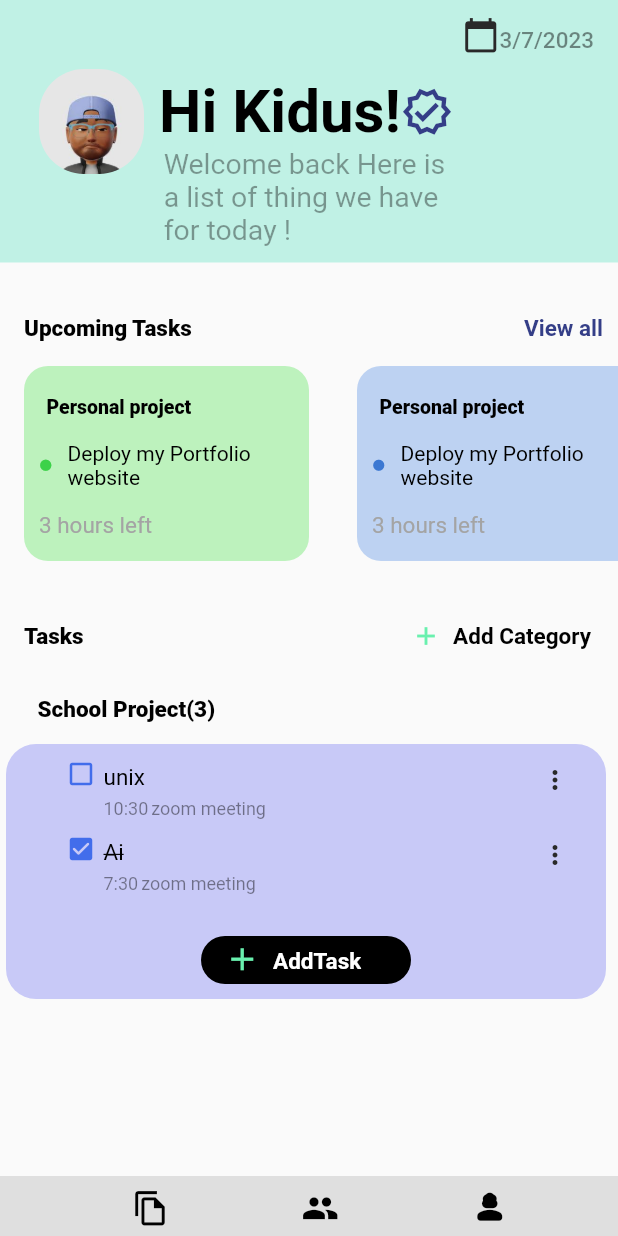
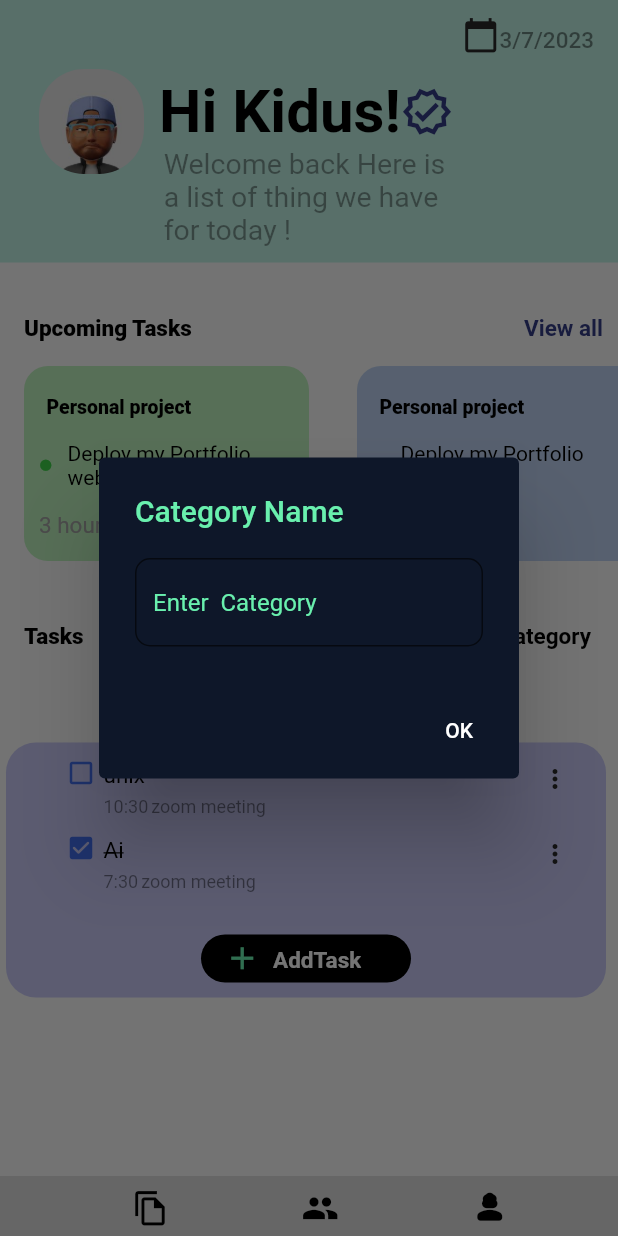
Before and after one commit to hilina-mastewal/Eqid, a Flutter app: the MyHomePage screen opened directly, after a tap on "Add Category", on a phone screen of 412 x 824 dp. Run offline on Flutter 3.47's test engine with Material 2 defaults, Android fonts, the phone set to English and light mode, and no system bars; our stand-ins replace flutter_svg; Roboto replaces fonts that are missing (Futura).

Commit message:
Added new feature in home

```diff
--- /dev/null
+++ b/lib/screens/Home/Footer.dart
@@ -0,0 +1,39 @@
+import 'package:flutter/material.dart';
+
+class Footers extends StatelessWidget {
+  @override
+  Widget build(BuildContext context) {
+    return Container(
+        height: 40,
+        decoration: BoxDecoration(color: Color.fromARGB(255, 223, 223, 223)),
+        child: Row(
+            mainAxisAlignment: MainAxisAlignment.spaceEvenly,
+            crossAxisAlignment: CrossAxisAlignment.center,
+            children: [
+              Padding(
+                padding: EdgeInsets.only(left: 15, top: 3),
+                child: Icon(
+                  Icons.file_copy_outlined,
+                  color: Colors.black,
+                  size: 25,
+                ),
+              ),
+              Padding(
+                padding: EdgeInsets.only(left: 15, top: 3),
+                child: Icon(
+                  Icons.people,
+                  color: Colors.black,
+                  size: 25,
+                ),
+              ),
+              Padding(
+                padding: EdgeInsets.only(left: 15, top: 3),
+                child: Icon(
+                  Icons.person_3_rounded,
+                  color: Colors.black,
+                  size: 25,
+                ),
+              ),
+            ]));
+  }
+}
--- a/lib/screens/Home/home.dart
+++ b/lib/screens/Home/home.dart
@@ -2,6 +2,8 @@ import 'package:flutter/material.dart';
 import 'package:todo_list/screens/Home/tasklist.dart';
 import 'package:todo_list/screens/Home/task.dart';
 import 'package:todo_list/screens/Home/addtask.dart';
+import 'package:todo_list/screens/Home/profiles.dart';
+import 'package:todo_list/screens/Home/Footer.dart';
 import 'package:todo_list/screens/Home/upcomingtasks.dart';
 
 class MyHomePage extends StatefulWidget {
@@ -46,74 +48,6 @@ class _MyHomePageState extends State<MyHomePage> {
   }
 }
 
-class Profile extends StatelessWidget {
-  @override
-  Widget build(BuildContext context) {
-    return Row(
-      mainAxisAlignment: MainAxisAlignment.start,
-      crossAxisAlignment: CrossAxisAlignment.start,
-      children: [
-        Padding(
-          padding: EdgeInsets.all(10),
-          child: Container(
-            height: 70,
-            width: 70,
-            decoration: BoxDecoration(
-                image: const DecorationImage(
-                  image: AssetImage("images/images.jpg"),
-                  fit: BoxFit.cover,
-                ),
-                borderRadius: BorderRadius.circular(30)),
-          ),
-        ),
-        ProfileName()
-      ],
-    );
-  }
-}
-
-class ProfileName extends StatelessWidget {
-  @override
-  Widget build(BuildContext context) {
-    return Column(
-      mainAxisAlignment: MainAxisAlignment.center,
-      children: [
-        Padding(
-            padding: EdgeInsets.only(top: 15),
-            child: Row(mainAxisAlignment: MainAxisAlignment.center, children: [
-              Text(
-                'Hi Kidus!',
-                style: TextStyle(
-                  fontWeight: FontWeight.bold,
-                  fontSize: 40,
-                  fontFamily: 'Futura',
-                  color: Colors.black,
-                ),
-              ),
-              Icon(
-                Icons.verified_outlined,
-                color: Color(0XFF343E87),
-                size: 35,
-              ),
-            ])),
-        Padding(
-            padding: EdgeInsets.only(),
-            child: SizedBox(
-                width: 190,
-                child: Text(
-                  'Welcome back Here is a list of thing we have for today !',
-                  style: TextStyle(
-                      fontSize: 19,
-                      fontWeight: FontWeight.w400,
-                      fontFamily: 'Futura',
-                      color: Colors.black38),
-                  maxLines: 3,
-                ))),
-      ],
-    );
-  }
-}
-
 // ignore: must_be_immutable
 class Date extends StatelessWidget {
   DateTime date = DateTime.now();
@@ -141,7 +75,61 @@ class Date extends StatelessWidget {
   }
 }
 
-class Tasks extends StatelessWidget {
+class Tasks extends StatefulWidget {
+  @override
+  State<Tasks> createState() => _TasksState();
+}
+
+class _TasksState extends State<Tasks> {
+  List<String> nameList = [];
+  String name = '';
+
+  void showNameDialog() {
+    showDialog(
+      context: context,
+      builder: (BuildContext context) {
+        return AlertDialog(
+          backgroundColor: Color.fromARGB(255, 14, 23, 41),
+          title: Text(
+            'Category Name',
+            style: TextStyle(color: Colors.greenAccent),
+          ),
+          content: TextField(
+              onChanged: (value) {
+                setState(() {
+                  name = value;
+                });
+              },
+              style: TextStyle(color: Colors.white),
+              decoration: InputDecoration(
+                  border: OutlineInputBorder(
+                    borderSide: BorderSide(color: Colors.greenAccent),
+                    borderRadius: BorderRadius.circular(10.0),
+                  ),
+                  filled: true,
+                  fillColor: Color.fromARGB(255, 14, 23, 41),
+                  hintText: 'Enter  Category',
+                  hintStyle: TextStyle(color: Colors.greenAccent))),
+          actions: [
+            TextButton(
+              child: Text(
+                'OK',
+                style: TextStyle(color: Colors.white),
+              ),
+              onPressed: () {
+                Category();
+                setState(() {
+                  nameList.add(name);
+                });
+                Navigator.of(context).pop();
+              },
+            ),
+          ],
+        );
+      },
+    );
+  }
+
   @override
   Widget build(BuildContext context) {
     return Row(
@@ -167,6 +155,7 @@ class Tasks extends StatelessWidget {
           Padding(
               padding: EdgeInsets.only(top: 10, right: 10),
               child: TextButton(
+                onPressed: showNameDialog,
                 child: Text(
                   'Add Category',
                   style: TextStyle(
@@ -176,23 +165,10 @@ class Tasks extends StatelessWidget {
                     color: Colors.black,
                   ),
                 ),
-                onPressed: () {},
               ))
         ])
       ],
     );
-  }
-}
-
-class Addcategory extends StatefulWidget {
-  @override
-  State<Addcategory> createState() => _AddcategoryState();
-}
-
-class _AddcategoryState extends State<Addcategory> {
-  @override
-  Widget build(BuildContext context) {
-    return (Container());
   }
 }
 
@@ -203,6 +179,7 @@ class Category extends StatefulWidget {
 
 class _CategoryState extends State<Category> {
   final tasklist = TodoTasks.tasklist();
+  String name = _TasksState().name;
   //final _todocontroller = TextEditingController();
 
   @override
@@ -211,7 +188,7 @@ class _CategoryState extends State<Category> {
       Padding(
           padding: EdgeInsets.only(top: 16, bottom: 10, left: 25),
           child: Text(
-            'School Project(3)',
+            name,
             style: TextStyle(
               fontSize: 15,
               fontFamily: 'Futura',
@@ -267,41 +244,3 @@ class _CategoryState extends State<Category> {
     });
   }
 }
-
-class Footers extends StatelessWidget {
-  @override
-  Widget build(BuildContext context) {
-    return Container(
-        height: 40,
-        decoration: BoxDecoration(color: Color.fromARGB(255, 223, 223, 223)),
-        child: Row(
-            mainAxisAlignment: MainAxisAlignment.spaceEvenly,
-            crossAxisAlignment: CrossAxisAlignment.center,
-            children: [
-              Padding(
-                padding: EdgeInsets.only(left: 15, top: 3),
-                child: Icon(
-                  Icons.file_copy_outlined,
-                  color: Colors.black,
-                  size: 25,
-                ),
-              ),
-              Padding(
-                padding: EdgeInsets.only(left: 15, top: 3),
-                child: Icon(
-                  Icons.people,
-                  color: Colors.black,
-                  size: 25,
-                ),
-              ),
-              Padding(
-                padding: EdgeInsets.only(left: 15, top: 3),
-                child: Icon(
-                  Icons.person_3_rounded,
-                  color: Colors.black,
-                  size: 25,
-                ),
-              ),
-            ]));
-  }
-}
--- /dev/null
+++ b/lib/screens/Home/profiles.dart
@@ -0,0 +1,69 @@
+import 'package:flutter/material.dart';
+
+class Profile extends StatelessWidget {
+  @override
+  Widget build(BuildContext context) {
+    return Row(
+      mainAxisAlignment: MainAxisAlignment.start,
+      crossAxisAlignment: CrossAxisAlignment.start,
+      children: [
+        Padding(
+          padding: EdgeInsets.all(10),
+          child: Container(
+            height: 70,
+            width: 70,
+            decoration: BoxDecoration(
+                image: const DecorationImage(
+                  image: AssetImage("images/images.jpg"),
+                  fit: BoxFit.cover,
+                ),
+                borderRadius: BorderRadius.circular(30)),
+          ),
+        ),
+        ProfileName()
+      ],
+    );
+  }
+}
+
+class ProfileName extends StatelessWidget {
+  @override
+  Widget build(BuildContext context) {
+    return Column(
+      mainAxisAlignment: MainAxisAlignment.center,
+      children: [
+        Padding(
+            padding: EdgeInsets.only(top: 15),
+            child: Row(mainAxisAlignment: MainAxisAlignment.center, children: [
+              Text(
+                'Hi Kidus!',
+                style: TextStyle(
+                  fontWeight: FontWeight.bold,
+                  fontSize: 40,
+                  fontFamily: 'Futura',
+                  color: Colors.black,
+                ),
+              ),
+              Icon(
+                Icons.verified_outlined,
+                color: Color(0XFF343E87),
+                size: 35,
+              ),
+            ])),
+        Padding(
+            padding: EdgeInsets.only(),
+            child: SizedBox(
+                width: 190,
+                child: Text(
+                  'Welcome back Here is a list of thing we have for today !',
+                  style: TextStyle(
+                      fontSize: 19,
+                      fontWeight: FontWeight.w400,
+                      fontFamily: 'Futura',
+                      color: Colors.black38),
+                  maxLines: 3,
+                ))),
+      ],
+    );
+  }
+}
```
Also changed, not shown: lib/screens/Home/addcategory.dart (added, +86 -0 lines).
